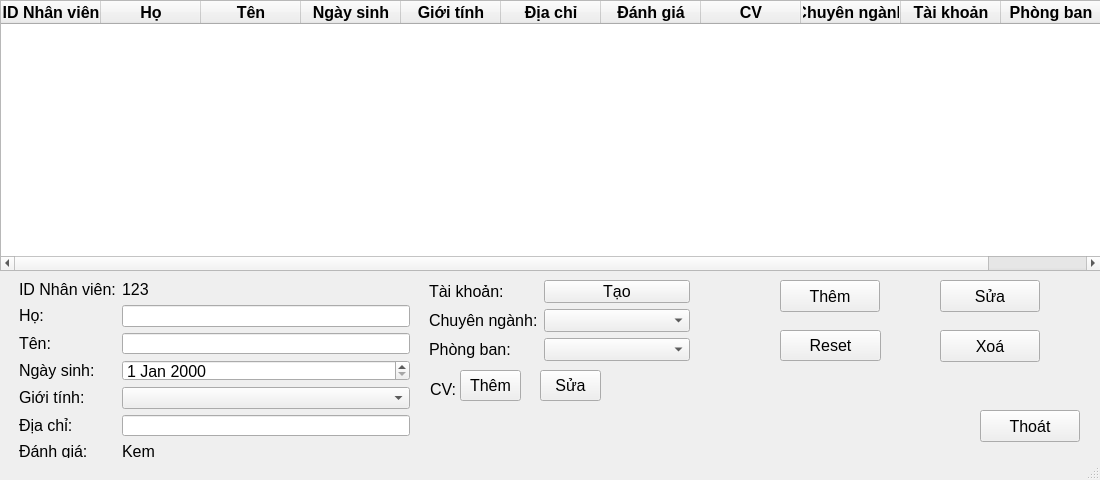
Old version of the form Employee.ui in the repository tbh10191001/QL_NhanVien.
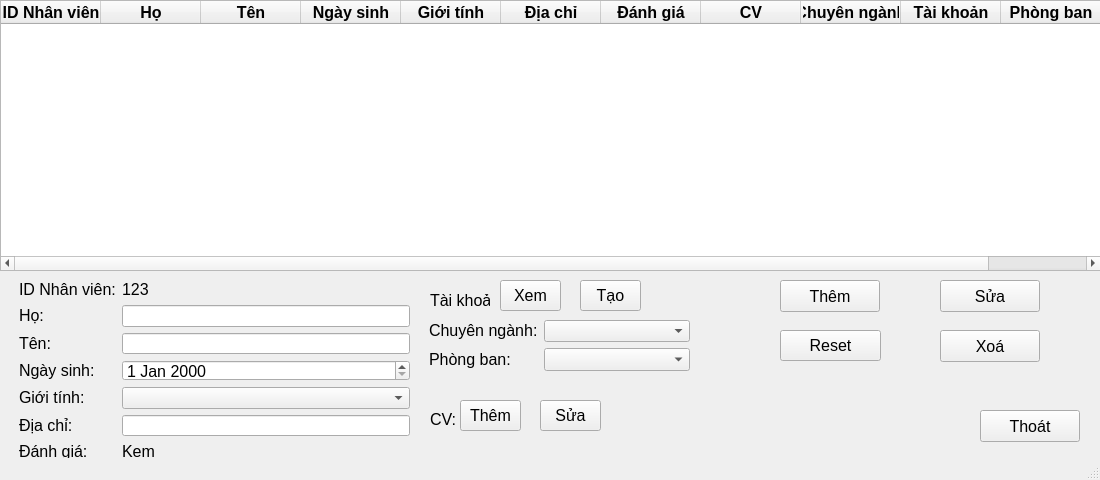
New version of the form.

What changed in the file:
```diff
--- a/Employee.ui
+++ b/Employee.ui
@@ -247,7 +247,7 @@
     <property name="geometry">
      <rect>
       <x>430</x>
-      <y>380</y>
+      <y>410</y>
       <width>31</width>
       <height>16</height>
      </rect>
@@ -260,7 +260,7 @@
     <property name="geometry">
      <rect>
       <x>460</x>
-      <y>370</y>
+      <y>400</y>
       <width>61</width>
       <height>31</height>
      </rect>
@@ -278,7 +278,7 @@
     <property name="geometry">
      <rect>
       <x>540</x>
-      <y>370</y>
+      <y>400</y>
       <width>61</width>
       <height>31</height>
      </rect>
@@ -424,39 +424,20 @@
     <property name="geometry">
      <rect>
       <x>429</x>
-      <y>280</y>
+      <y>320</y>
       <width>261</width>
-      <height>81</height>
+      <height>51</height>
      </rect>
     </property>
     <layout class="QFormLayout" name="formLayout_4">
      <item row="0" column="0">
-      <widget class="QLabel" name="label_13">
-       <property name="text">
-        <string>&lt;html&gt;&lt;head/&gt;&lt;body&gt;&lt;p&gt;&lt;span style=&quot; font-size:12pt;&quot;&gt;Tài khoản: &lt;/span&gt;&lt;/p&gt;&lt;/body&gt;&lt;/html&gt;</string>
-       </property>
-      </widget>
-     </item>
-     <item row="0" column="1">
-      <widget class="QPushButton" name="addAccountBtn">
-       <property name="font">
-        <font>
-         <pointsize>12</pointsize>
-        </font>
-       </property>
-       <property name="text">
-        <string>Tạo</string>
-       </property>
-      </widget>
-     </item>
-     <item row="1" column="0">
       <widget class="QLabel" name="label_11">
        <property name="text">
         <string>&lt;html&gt;&lt;head/&gt;&lt;body&gt;&lt;p&gt;&lt;span style=&quot; font-size:12pt;&quot;&gt;Chuyên ngành:&lt;/span&gt;&lt;/p&gt;&lt;/body&gt;&lt;/html&gt;</string>
        </property>
       </widget>
      </item>
-     <item row="1" column="1">
+     <item row="0" column="1">
       <widget class="QComboBox" name="majorCbb">
        <property name="font">
         <font>
@@ -465,14 +446,14 @@
        </property>
       </widget>
      </item>
-     <item row="2" column="0">
+     <item row="1" column="0">
       <widget class="QLabel" name="label_12">
        <property name="text">
         <string>&lt;html&gt;&lt;head/&gt;&lt;body&gt;&lt;p&gt;&lt;span style=&quot; font-size:12pt;&quot;&gt;Phòng ban:&lt;/span&gt;&lt;/p&gt;&lt;/body&gt;&lt;/html&gt;</string>
        </property>
       </widget>
      </item>
-     <item row="2" column="1">
+     <item row="1" column="1">
       <widget class="QComboBox" name="depCbb">
        <property name="font">
         <font>
@@ -501,6 +482,55 @@
      <string>Reset</string>
     </property>
    </widget>
+   <widget class="QLabel" name="label_13">
+    <property name="geometry">
+     <rect>
+      <x>430</x>
+      <y>290</y>
+      <width>60</width>
+      <height>21</height>
+     </rect>
+    </property>
+    <property name="text">
+     <string>&lt;html&gt;&lt;head/&gt;&lt;body&gt;&lt;p&gt;&lt;span style=&quot; font-size:12pt;&quot;&gt;Tài khoản: &lt;/span&gt;&lt;/p&gt;&lt;/body&gt;&lt;/html&gt;</string>
+    </property>
+   </widget>
+   <widget class="QPushButton" name="viewAccountBtn">
+    <property name="geometry">
+     <rect>
+      <x>500</x>
+      <y>280</y>
+      <width>61</width>
+      <height>31</height>
+     </rect>
+    </property>
+    <property name="font">
+     <font>
+      <pointsize>12</pointsize>
+     </font>
+    </property>
+    <property name="text">
+     <string>Xem</string>
+    </property>
+   </widget>
+   <widget class="QPushButton" name="createAccountBtn">
+    <property name="geometry">
+     <rect>
+      <x>580</x>
+      <y>280</y>
+      <width>61</width>
+      <height>31</height>
+     </rect>
+    </property>
+    <property name="font">
+     <font>
+      <pointsize>12</pointsize>
+     </font>
+    </property>
+    <property name="text">
+     <string>Tạo</string>
+    </property>
+   </widget>
   </widget>
   <widget class="QStatusBar" name="statusbar">
    <property name="sizeGripEnabled">
```
